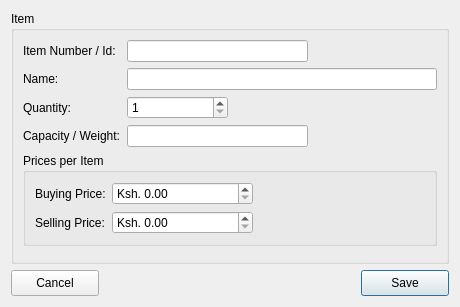
This is src/add_new.ui in krivahtoo/stockmanager as Qt 5 draws it before an edit. The edited form follows.
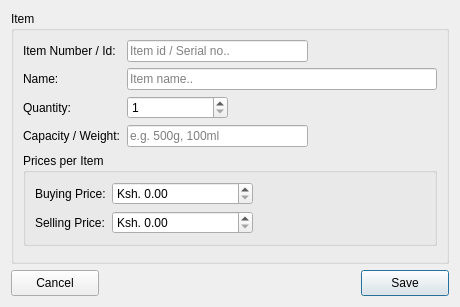
This is the edited form. Icons and pictures are not drawn.

The edit to the form file:
```diff
--- a/src/add_new.ui
+++ b/src/add_new.ui
@@ -53,10 +53,17 @@
           <height>16777215</height>
          </size>
         </property>
+        <property name="placeholderText">
+         <string>Item id / Serial no..</string>
+        </property>
        </widget>
       </item>
       <item row="1" column="1">
-       <widget class="QLineEdit" name="txtName"/>
+       <widget class="QLineEdit" name="txtName">
+        <property name="placeholderText">
+         <string>Item name..</string>
+        </property>
+       </widget>
       </item>
       <item row="1" column="0">
        <widget class="QLabel" name="lblName">
@@ -177,6 +184,9 @@
           <height>16777215</height>
          </size>
         </property>
+        <property name="placeholderText">
+         <string>e.g. 500g, 100ml</string>
+        </property>
        </widget>
       </item>
      </layout>
```
Left out of the diff: 3 changed lines with no effect on the pictures.
